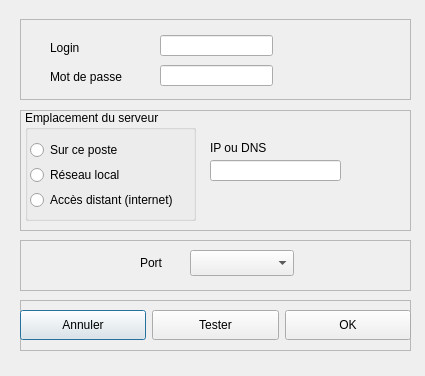
First picture: the form in Dialogs/dlg_paramconnexion.ui, repository ukinoki/Rufus, before the edit.
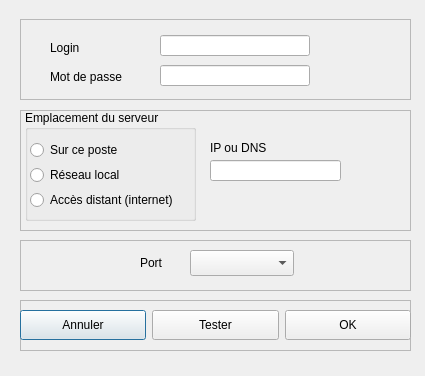
Second picture: the form after the edit. Icons and pictures are not drawn. Custom widgets are drawn as their Qt base class.

Patch:
```diff
--- a/Dialogs/dlg_paramconnexion.ui
+++ b/Dialogs/dlg_paramconnexion.ui
@@ -68,13 +68,19 @@
      <rect>
       <x>140</x>
       <y>46</y>
-      <width>113</width>
+      <width>150</width>
       <height>21</height>
      </rect>
     </property>
     <property name="contextMenuPolicy">
      <enum>Qt::NoContextMenu</enum>
     </property>
+    <property name="inputMask">
+     <string/>
+    </property>
+    <property name="maxLength">
+     <number>12</number>
+    </property>
     <property name="echoMode">
      <enum>QLineEdit::Password</enum>
     </property>
@@ -87,13 +93,19 @@
      <rect>
       <x>140</x>
       <y>16</y>
-      <width>113</width>
+      <width>150</width>
       <height>21</height>
      </rect>
     </property>
     <property name="contextMenuPolicy">
      <enum>Qt::NoContextMenu</enum>
     </property>
+    <property name="inputMask">
+     <string/>
+    </property>
+    <property name="maxLength">
+     <number>15</number>
+    </property>
     <property name="alignment">
      <set>Qt::AlignCenter</set>
     </property>
```
